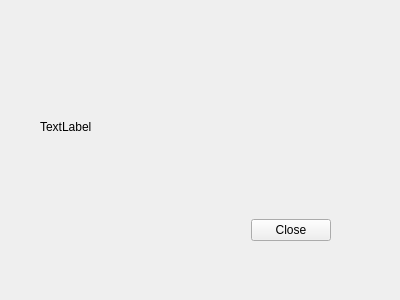
This is src/ui/AboutDialog.ui in chewing/chewing-editor as Qt 5 draws it before an edit. The edited form follows.
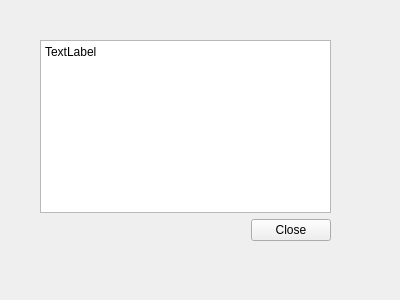
This is the edited form.

Commit message: Use QTextEdit for about

The edit to the form file:
```diff
--- a/src/ui/AboutDialog.ui
+++ b/src/ui/AboutDialog.ui
@@ -24,7 +24,7 @@
    </property>
    <layout class="QVBoxLayout" name="verticalLayout">
     <item>
-     <widget class="QLabel" name="label">
+     <widget class="QTextEdit" name="textEdit">
       <property name="text">
        <string>TextLabel</string>
       </property>
```
